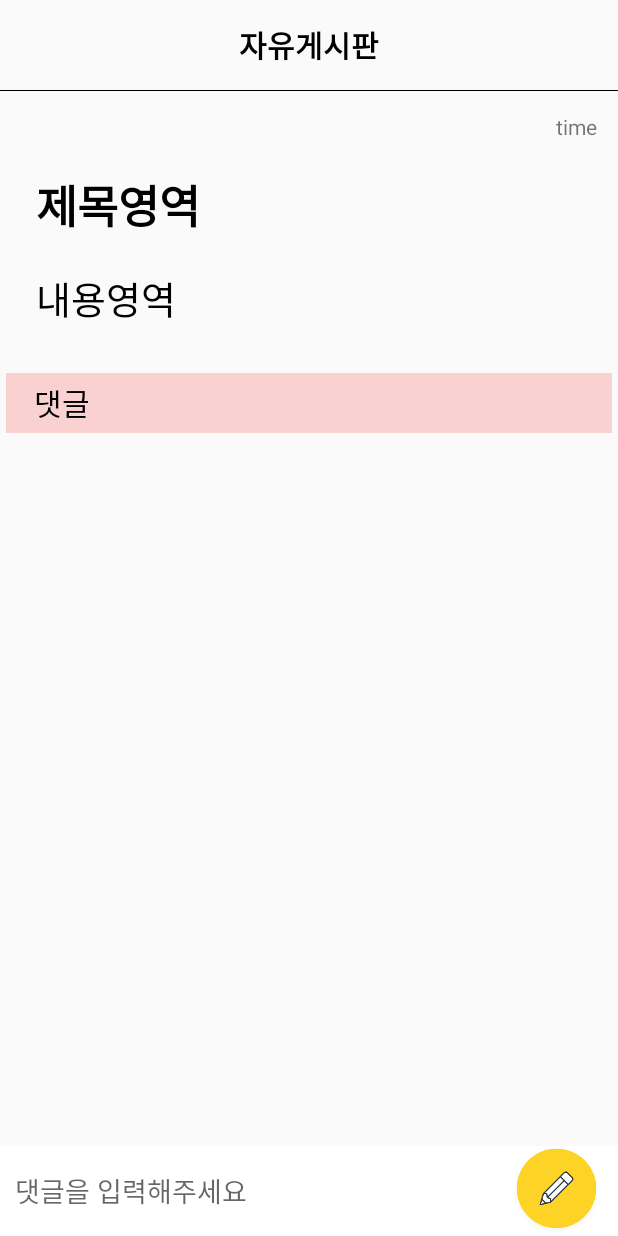
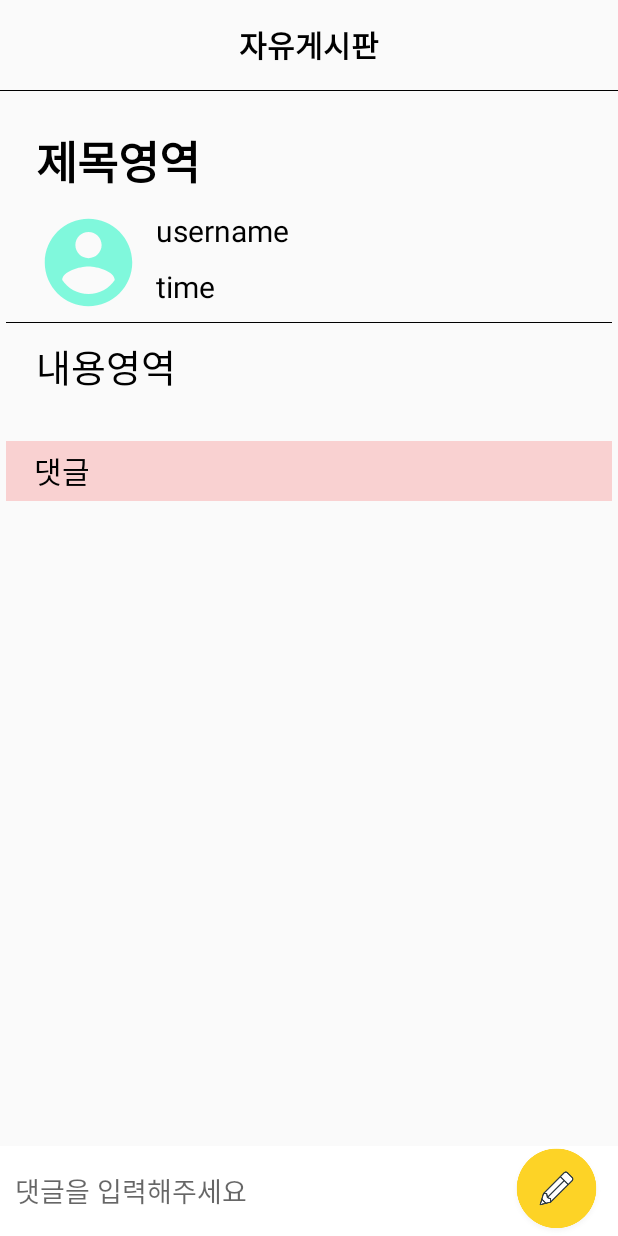
Before and after one commit to jsjy96/HwangHon1, an Android app: the BoardInsideActivity screen opened directly, with no data from a screen before it, on a phone screen of 412 x 824 dp. Run offline under Robolectric (Android 15) with nearby library versions, the phone set to English and light mode, and no system bars; our stand-ins replace Firebase (no records; nobody signed in at launch, a user with empty details on screens opened directly), data binding; 4 statements that could not run were skipped.

Commit message:
인사이드 꾸미기

```diff
--- a/app/src/main/java/com/example/hwanghon/board/BoardInsideActivity.kt
+++ b/app/src/main/java/com/example/hwanghon/board/BoardInsideActivity.kt
@@ -45,6 +45,7 @@ class BoardInsideActivity : AppCompatActivity() {
         binding.boardSettingIcon.setOnClickListener {
             showDialog()
         }
+
 //첫번째 방법
 //        val title = intent.getStringExtra("title").toString()
 //        val content = intent.getStringExtra("content").toString()
@@ -246,6 +247,7 @@ class BoardInsideActivity : AppCompatActivity() {
                 binding.titleArea.text = dataModel?.title
                 binding.textArea.text = dataModel?.content
                 binding.timeArea.text = dataModel?.time
+                binding.usernameArea.text = dataModel?.uid
 
                 val myUid = FBAuth.getUid()
                 val writerUid = dataModel?.uid
--- /dev/null
+++ b/app/src/main/res/drawable/person.xml
@@ -0,0 +1,10 @@
+<vector xmlns:android="http://schemas.android.com/apk/res/android"
+    android:width="24dp"
+    android:height="24dp"
+    android:viewportWidth="24"
+    android:viewportHeight="24"
+    android:tint="#B200F6BD">
+  <path
+      android:fillColor="#B200F6BD"
+      android:pathData="M12,2C6.48,2 2,6.48 2,12s4.48,10 10,10 10,-4.48 10,-10S17.52,2 12,2zM12,5c1.66,0 3,1.34 3,3s-1.34,3 -3,3 -3,-1.34 -3,-3 1.34,-3 3,-3zM12,19.2c-2.5,0 -4.71,-1.28 -6,-3.22 0.03,-1.99 4,-3.08 6,-3.08 1.99,0 5.97,1.09 6,3.08 -1.29,1.94 -3.5,3.22 -6,3.22z"/>
+</vector>
--- a/app/src/main/res/layout/activity_board_edit.xml
+++ b/app/src/main/res/layout/activity_board_edit.xml
@@ -43,7 +43,8 @@
                     android:layout_width="match_parent"
                     android:background="@android:color/transparent"
                     android:hint="제목을 입력해주세요"
-                    android:layout_height="60dp"/>
+                    android:layout_height="wrap_content"
+                    android:inputType="text"/>
 
                 <LinearLayout
                     android:layout_width="match_parent"
@@ -58,7 +59,7 @@
                     android:layout_width="match_parent"
                     android:background="@android:color/transparent"
                     android:hint="내용을 입력해주세요"
-                    android:layout_height="60dp"/>
+                    android:layout_height="wrap_content"/>
 
                 <LinearLayout
                     android:layout_width="match_parent"
--- a/app/src/main/res/layout/activity_board_inside.xml
+++ b/app/src/main/res/layout/activity_board_inside.xml
@@ -62,14 +62,7 @@
                 android:layout_width="match_parent"
                 android:layout_height="match_parent">
 
-                <TextView
-                    android:id="@+id/timeArea"
-                    android:layout_width="match_parent"
-                    android:layout_height="wrap_content"
-                    android:layout_margin="10dp"
-                    android:gravity="right"
-                    android:text="time"
-                    app:layout_constraintTop_toTopOf="parent" />
+
 
                 <TextView
                     android:id="@+id/titleArea"
@@ -80,7 +73,50 @@
                     android:textSize="30dp"
                     android:textStyle="bold"
                     android:textColor="@color/black"
-                    app:layout_constraintTop_toBottomOf="@+id/timeArea" />
+                    app:layout_constraintTop_toTopOf="parent"/>
+
+                <ImageView
+                    android:id="@+id/imageView"
+                    android:layout_width="70dp"
+                    android:layout_height="70dp"
+                    android:layout_marginLeft="20dp"
+                    android:layout_marginTop="10dp"
+                    android:src="@drawable/person"
+                    app:layout_constraintStart_toStartOf="parent"
+                    app:layout_constraintTop_toBottomOf="@+id/titleArea" />
+
+                <TextView
+                    android:id="@+id/usernameArea"
+                    android:layout_width="wrap_content"
+                    android:layout_height="wrap_content"
+                    android:layout_margin="10dp"
+                    android:text="username"
+                    android:textSize="20dp"
+                    android:maxLines="1"
+                    android:ellipsize="end"
+                    android:textColor="@color/black"
+                    app:layout_constraintStart_toEndOf="@+id/imageView"
+                    app:layout_constraintTop_toBottomOf="@+id/titleArea" />
+
+                <TextView
+                    android:id="@+id/timeArea"
+                    android:layout_width="wrap_content"
+                    android:layout_height="wrap_content"
+                    android:layout_margin="10dp"
+                    android:text="time"
+                    android:textSize="20dp"
+                    android:textColor="@color/black"
+                    app:layout_constraintStart_toEndOf="@+id/imageView"
+                    app:layout_constraintTop_toBottomOf="@+id/usernameArea" />
+
+                <LinearLayout
+                    android:id="@+id/linearLayout4"
+                    android:layout_width="match_parent"
+                    android:layout_height="0.5dp"
+                    android:background="@color/black"
+                    android:layout_marginTop="10dp"
+                    app:layout_constraintTop_toBottomOf="@+id/timeArea"
+                    android:orientation="vertical" />
 
                 <TextView
                     android:id="@+id/textArea"
@@ -90,7 +126,7 @@
                     android:text="내용영역"
                     android:textSize="25dp"
                     android:textColor="@color/black"
-                    app:layout_constraintTop_toBottomOf="@+id/titleArea" />
+                    app:layout_constraintTop_toBottomOf="@+id/timeArea" />
 
                 <ImageView
                     android:id="@+id/getImageArea1"
--- a/app/src/main/res/layout/activity_join.xml
+++ b/app/src/main/res/layout/activity_join.xml
@@ -36,7 +36,8 @@
                 android:layout_width="match_parent"
                 android:layout_height="50dp"
                 android:hint="별명 (한글, 영어 사용 가능)"
-                android:inputType="text" />
+                android:inputType="text"
+                android:maxLength="20"/>
 
             <LinearLayout
                 android:layout_width="match_parent"
@@ -49,6 +50,7 @@
                 android:id="@+id/passwordArea1"
                 android:layout_width="match_parent"
                 android:hint="비밀번호 (6자리 이상)"
+                android:maxLength="20"
                 android:inputType="textPassword"
                 android:layout_height="50dp"
                 style="@style/AuthEditText"
@@ -68,6 +70,7 @@
                 android:inputType="textPassword"
                 android:layout_height="50dp"
                 style="@style/AuthEditText"
+                android:maxLength="20"
                 />
 
             <LinearLayout
--- a/app/src/main/res/layout/activity_login.xml
+++ b/app/src/main/res/layout/activity_login.xml
@@ -36,6 +36,7 @@
                 android:layout_width="match_parent"
                 android:layout_height="50dp"
                 android:hint="별명"
+                android:maxLength="20"
                 android:inputType="text" />
 
             <LinearLayout
@@ -52,6 +53,7 @@
                 android:inputType="textPassword"
                 android:layout_height="50dp"
                 style="@style/AuthEditText"
+                android:maxLength="20"
                 />
 
             <LinearLayout
--- a/app/src/main/res/values/colors.xml
+++ b/app/src/main/res/values/colors.xml
@@ -8,4 +8,5 @@
     <color name="teal_700">#FF018786</color>
     <color name="black">#FF000000</color>
     <color name="white">#FFFFFFFF</color>
+    <color name="pink">#7AF6A3A3</color>
 </resources>
```
Also changed, not shown: app/src/main/java/com/example/hwanghon/board/BoardWriteActivity.kt (+16 -1 lines), app/src/main/res/layout/activity_board_list_lvadaptor.xml (+28 -23 lines).
